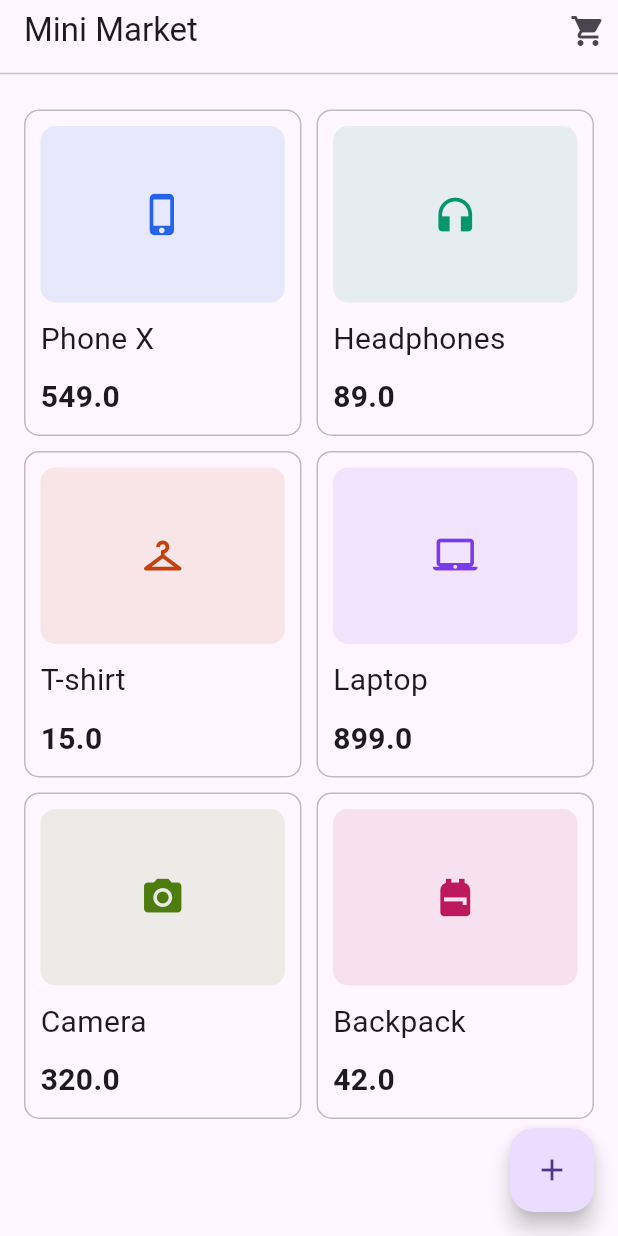
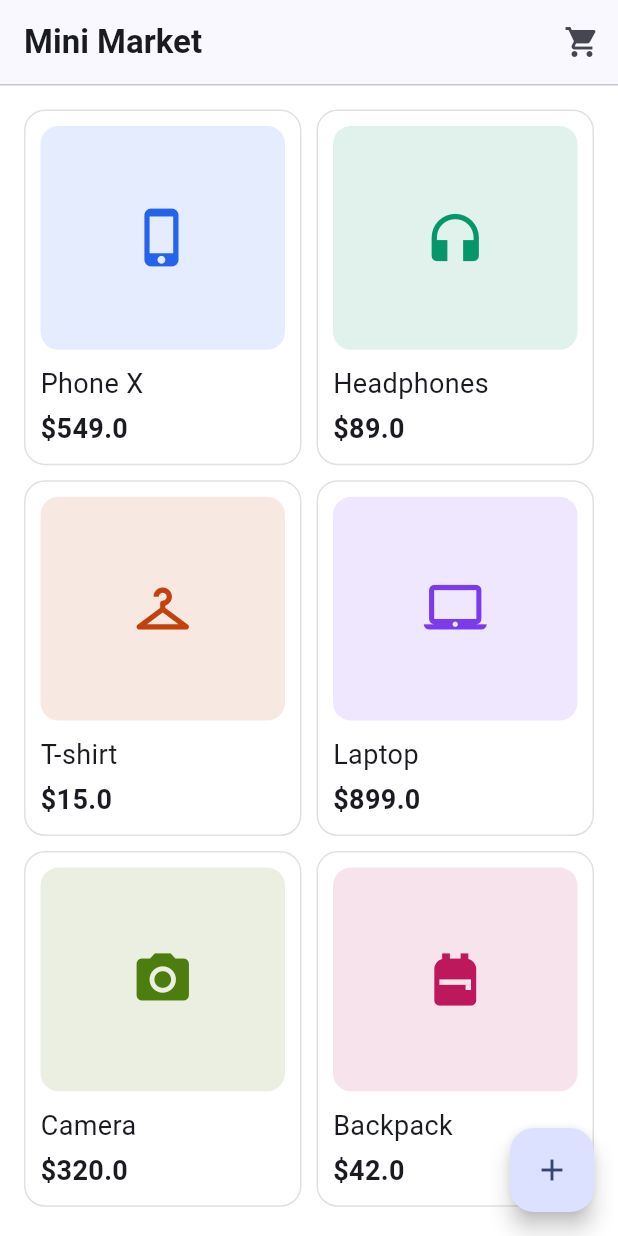
Before and after one commit to beka-tech/mini_market_app, a Flutter app: the screen it shows after launch, on a phone screen of 412 x 824 dp. Run offline on Flutter 3.47's test engine with Material 3 defaults, Android fonts, the phone set to English and light mode, and no system bars; our stand-ins replace go_router.

Commit message:
feat: improve flutter UI and add routing

```diff
--- a/lib/main.dart
+++ b/lib/main.dart
@@ -1,5 +1,6 @@
 import 'package:flutter/material.dart';
-import 'package:mini_market_app/screens/home_page.dart';
+
+import 'router/app_router.dart';
 
 void main() {
   runApp(const MyApp());
@@ -10,11 +11,15 @@ class MyApp extends StatelessWidget {
 
   @override
   Widget build(BuildContext context) {
-    return MaterialApp(
-      initialRoute: '/',
+    return MaterialApp.router(
       title: 'Mini Market',
       debugShowCheckedModeBanner: false,
-      home: const HomePage(),
+      routerConfig: appRouter,
+      theme: ThemeData(
+        colorScheme: ColorScheme.fromSeed(seedColor: const Color(0xFF2563EB)),
+        scaffoldBackgroundColor: Colors.white,
+        useMaterial3: true,
+      ),
     );
   }
 }
--- /dev/null
+++ b/lib/router/app_router.dart
@@ -0,0 +1,49 @@
+import 'package:flutter/material.dart';
+import 'package:go_router/go_router.dart';
+
+import '../screens/add_product.dart';
+import '../screens/cart_page.dart';
+import '../screens/home_page.dart';
+import '../screens/product_details.dart';
+
+final GoRouter appRouter = GoRouter(
+  initialLocation: '/',
+  routes: [
+    GoRoute(
+      path: '/',
+      name: 'home',
+      builder: (context, state) => const HomePage(),
+    ),
+    GoRoute(
+      path: '/cart',
+      name: 'cart',
+      builder: (context, state) => const CartPage(),
+    ),
+    GoRoute(
+      path: '/products/new',
+      name: 'addProduct',
+      builder: (context, state) => const AddProduct(),
+    ),
+    GoRoute(
+      path: '/products/:id',
+      name: 'productDetails',
+      builder: (context, state) {
+        final productId = state.pathParameters['id']!;
+        return ProductDetails(productId: productId);
+      },
+    ),
+    GoRoute(
+      path: '/products/:id/edit',
+      name: 'editProduct',
+      builder: (context, state) {
+        final productId = state.pathParameters['id']!;
+        return AddProduct(productId: productId);
+      },
+    ),
+  ],
+  errorBuilder: (context, state) => Scaffold(
+    body: Center(
+      child: Text('Page not found: ${state.uri}'),
+    ),
+  ),
+);
--- a/lib/screens/home_page.dart
+++ b/lib/screens/home_page.dart
@@ -1,9 +1,8 @@
 import 'package:flutter/material.dart';
-import 'package:mini_market_app/data/market_store.dart';
-import 'package:mini_market_app/screens/add_product.dart';
-import 'package:mini_market_app/screens/cart_page.dart';
-import 'package:mini_market_app/screens/product_card.dart';
-import 'package:mini_market_app/screens/product_details.dart';
+import 'package:go_router/go_router.dart';
+
+import '../data/market_store.dart';
+import 'product_card.dart';
 
 class HomePage extends StatefulWidget {
   const HomePage({super.key});
@@ -13,40 +12,22 @@ class HomePage extends StatefulWidget {
 }
 
 class _HomePageState extends State<HomePage> {
-  final products = MarketStore.products;
-
   Future<void> _openCart() async {
-    await Navigator.push(
-      context,
-      MaterialPageRoute(builder: (context) => CartPage()),
-    );
-
-    setState(() {});
+    await context.pushNamed('cart');
+    if (mounted) setState(() {});
   }
 
-  // Future<void> _openProductForm() async {
-  //   await Navigator.push(
-  //     context,
-  //     MaterialPageRoute(builder: (context) => AddProduct()),
-  //   );
-
-  //   setState(() {});
-  // }
-
-  Future<void> _openProduct({required String id}) async {
-    await Navigator.push(
-      context,
-      MaterialPageRoute(builder: (context) => ProductDetails(productId: id)),
+  Future<void> _openProduct(String id) async {
+    await context.pushNamed(
+      'productDetails',
+      pathParameters: {'id': id},
     );
-
-    setState(() {});
+    if (mounted) setState(() {});
   }
 
   Future<void> _openProductForm() async {
-    await Navigator.push(
-      context,
-      MaterialPageRoute(builder: (context) => AddProduct()),
-    );
+    await context.pushNamed('addProduct');
+    if (mounted) setState(() {});
   }
 
   @override
@@ -56,40 +37,54 @@ class _HomePageState extends State<HomePage> {
 
     return Scaffold(
       appBar: AppBar(
-        title: Text("Mini Market"),
+        title: const Text(
+          'Mini Market',
+          style: TextStyle(fontWeight: FontWeight.bold),
+        ),
         actions: [
-          Badge(
+          IconButton(
+            onPressed: _openCart,
+            icon: Badge(
               isLabelVisible: itemCount > 0,
               label: Text(itemCount.toString()),
-            child: Icon(Icons.shopping_cart),
+              child: const Icon(Icons.shopping_cart),
+            ),
           ),
         ],
-        actionsPadding: EdgeInsets.all(8),
-        bottom: PreferredSize(
+        bottom: const PreferredSize(
           preferredSize: Size.fromHeight(1),
-          child: Divider(),
+          child: Divider(height: 1),
         ),
       ),
-      body: Padding(
-        padding: const EdgeInsets.all(16.0),
+      body: products.isEmpty
+          ? const Center(
+              child: Text(
+                'No products yet.\nTap + to add your first one.',
+                textAlign: TextAlign.center,
+              ),
+            )
+          : Padding(
+              padding: const EdgeInsets.all(16),
               child: GridView.builder(
                 itemCount: products.length,
-          gridDelegate: SliverGridDelegateWithFixedCrossAxisCount(
+                gridDelegate: const SliverGridDelegateWithFixedCrossAxisCount(
                   crossAxisCount: 2,
                   mainAxisSpacing: 10,
                   crossAxisSpacing: 10,
-            childAspectRatio: 0.85,
+                  childAspectRatio: 0.78,
                 ),
-          itemBuilder: (BuildContext context, int index) {
+                itemBuilder: (context, index) {
                   final product = products[index];
-
-            return ProductCard(product: product);
+                  return ProductCard(
+                    product: product,
+                    onTap: () => _openProduct(product.id),
+                  );
                 },
               ),
             ),
       floatingActionButton: FloatingActionButton(
         onPressed: _openProductForm,
-        child: Icon(Icons.add),
+        child: const Icon(Icons.add),
       ),
     );
   }
--- a/lib/screens/product_card.dart
+++ b/lib/screens/product_card.dart
@@ -1,45 +1,54 @@
 import 'package:flutter/material.dart';
-import 'package:mini_market_app/data/categories.dart';
-import 'package:mini_market_app/models/product.dart';
+
+import '../data/categories.dart';
+import '../models/product.dart';
 
 class ProductCard extends StatelessWidget {
   final Product product;
-  const ProductCard({super.key, required this.product});
+  final VoidCallback? onTap;
+
+  const ProductCard({
+    super.key,
+    required this.product,
+    this.onTap,
+  });
 
   @override
   Widget build(BuildContext context) {
     final productColor = colorForCategory(product.category);
     final productIcon = iconForCategory(product.category);
 
-    return Container(
-      padding: EdgeInsets.all(10),
+    return InkWell(
+      onTap: onTap,
+      borderRadius: BorderRadius.circular(14),
+      child: Container(
+        padding: const EdgeInsets.all(10),
         decoration: BoxDecoration(
-        border: BoxBorder.all(color: Colors.grey.shade400),
-        borderRadius: BorderRadius.circular(10),
+          border: Border.all(color: Colors.grey.shade300),
+          borderRadius: BorderRadius.circular(14),
         ),
-      width: double.infinity,
         child: Column(
           crossAxisAlignment: CrossAxisAlignment.start,
           children: [
             Expanded(
               child: Container(
                 width: double.infinity,
-              height: 100,
                 decoration: BoxDecoration(
-                color: productColor.withValues(alpha: 0.1),
-                borderRadius: BorderRadius.circular(10),
+                  color: productColor.withValues(alpha: 0.12),
+                  borderRadius: BorderRadius.circular(12),
                 ),
-              child: Icon(productIcon, size: 30, color: productColor),
+                child: Icon(productIcon, size: 42, color: productColor),
               ),
             ),
-          SizedBox(height: 10),
-          Text(product.title, style: TextStyle(fontSize: 20)),
-          SizedBox(height: 10),
+            const SizedBox(height: 10),
+            Text(product.title, style: const TextStyle(fontSize: 18)),
+            const SizedBox(height: 4),
             Text(
-            product.price.toString(),
-            style: TextStyle(fontSize: 20, fontWeight: FontWeight.bold),
+              '\$${product.price.toStringAsFixed(1)}',
+              style: const TextStyle(fontSize: 18, fontWeight: FontWeight.bold),
             ),
           ],
+        ),
       ),
     );
   }
```
Also changed, not shown: lib/screens/add_product.dart (+181 -0 lines), lib/screens/cart_page.dart (+118 -0 lines), lib/screens/product_details.dart (+169 -42 lines), UI UX/Screen.png (renamed from Screen.png), UI UX/Screen2.png (renamed from Screen2.png), UI UX/photo_1_2026-09-21_17-14-54.jpg (added), UI UX/photo_2_2026-09-21_17-14-54.jpg (added), UI UX/photo_3_2026-09-21_17-14-54.jpg (added), UI UX/photo_4_2026-09-21_17-14-54.jpg (added). Lines whose indentation alone changed are shown as unchanged.
